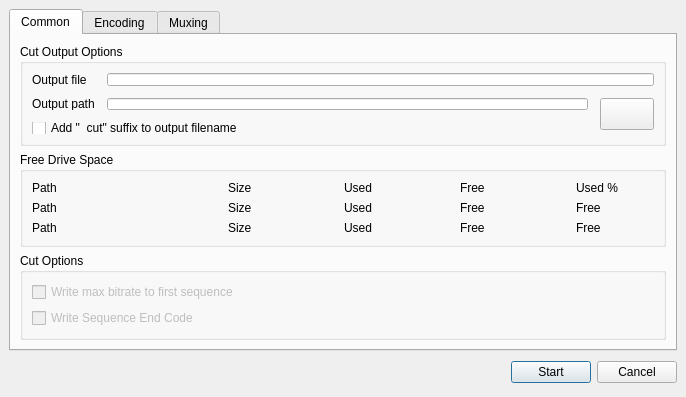
Qt form ui/avcutdialog.ui (MINIXJR/TTCut-ng) before a commit.
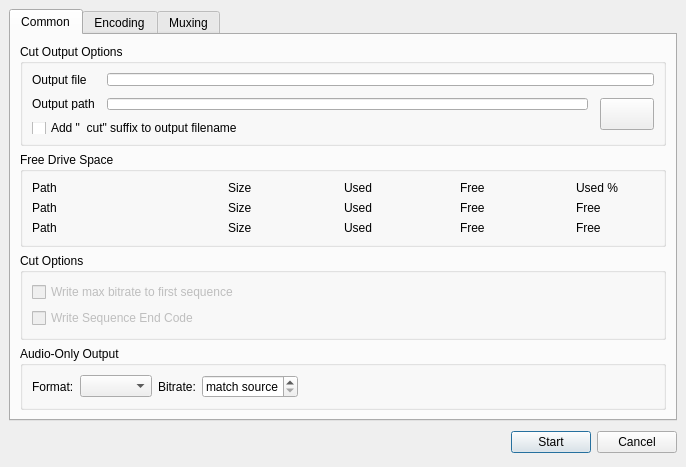
The same form after that commit. The open tabs and pages were chosen to show the change. Icons and pictures are not drawn. Custom widgets are drawn as their Qt base class.

Commit message: Bound audio drift, make audio-only cut do an audio-only cut

Patch:
```diff
--- a/ui/avcutdialog.ui
+++ b/ui/avcutdialog.ui
@@ -259,6 +259,64 @@
          </layout>
         </widget>
        </item>
+       <item row="3" column="0" >
+        <widget class="QGroupBox" name="gbAudioOnly" >
+         <property name="title" >
+          <string>Audio-Only Output</string>
+         </property>
+         <property name="visible" >
+          <bool>false</bool>
+         </property>
+         <layout class="QHBoxLayout" >
+          <item>
+           <widget class="QLabel" name="laAudioOnlyFormat" >
+            <property name="text" >
+             <string>Format:</string>
+            </property>
+           </widget>
+          </item>
+          <item>
+           <widget class="QComboBox" name="cbAudioOnlyFormat" />
+          </item>
+          <item>
+           <widget class="QLabel" name="laAudioOnlyBitrate" >
+            <property name="text" >
+             <string>Bitrate:</string>
+            </property>
+           </widget>
+          </item>
+          <item>
+           <widget class="QSpinBox" name="sbAudioOnlyBitrate" >
+            <property name="minimum" >
+             <number>0</number>
+            </property>
+            <property name="maximum" >
+             <number>512</number>
+            </property>
+            <property name="suffix" >
+             <string> kbps</string>
+            </property>
+            <property name="specialValueText" >
+             <string>match source</string>
+            </property>
+           </widget>
+          </item>
+          <item>
+           <spacer>
+            <property name="orientation" >
+             <enum>Qt::Horizontal</enum>
+            </property>
+            <property name="sizeHint" stdset="0" >
+             <size>
+              <width>40</width>
+              <height>20</height>
+             </size>
+            </property>
+           </spacer>
+          </item>
+         </layout>
+        </widget>
+       </item>
        <item row="2" column="0" >
         <widget class="QGroupBox" name="gbCutOptions" >
          <property name="title" >
```
The commit also changes 24 other files.
